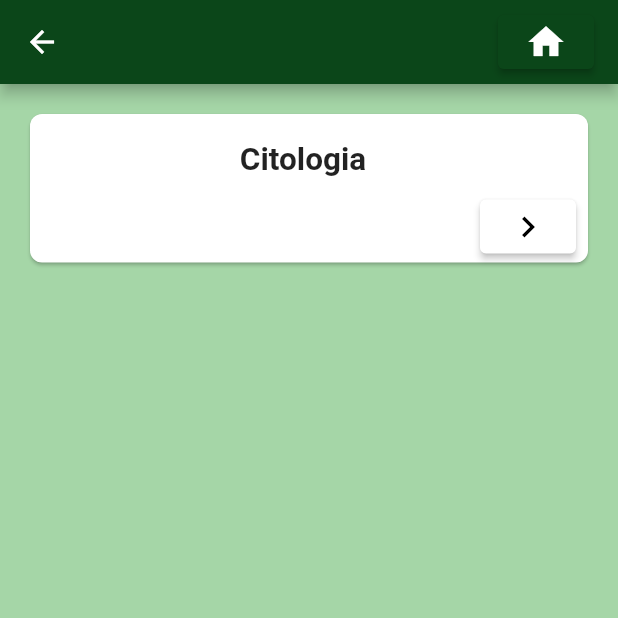
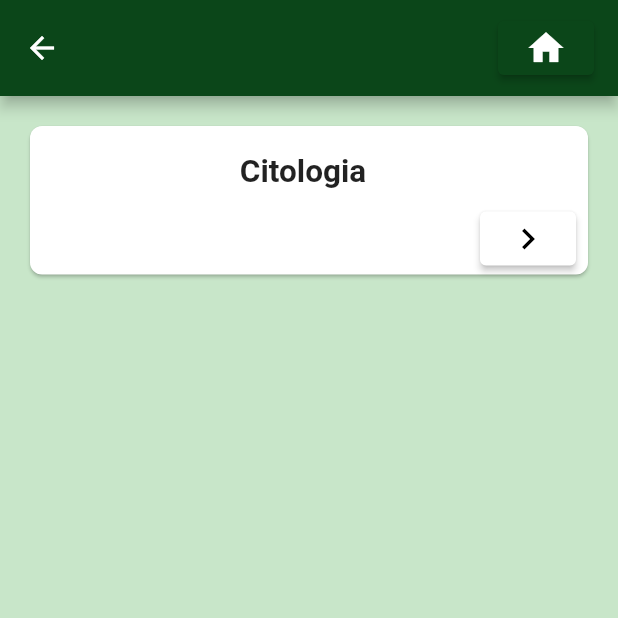
Before and after one commit to Ronaldo913/learnit, a Flutter app: the AssuntosPage screen opened directly, on a phone screen of 412 x 824 dp, the top half of it. Run offline on Flutter 3.47's test engine with Material 2 defaults, Android fonts, the phone set to English and light mode, and no system bars; network calls fail.

Commit message:
Update assuntos_page.dart

```diff
--- a/lib/pages/assuntos_page.dart
+++ b/lib/pages/assuntos_page.dart
@@ -15,10 +15,11 @@ class _AssuntosPageState extends State<AssuntosPage> {
   @override
   Widget build(BuildContext context) {
     return Scaffold(
-      backgroundColor: Colors.green[200],
+      backgroundColor: Colors.green[100],
       appBar: AppBar(
           centerTitle: false,
           backgroundColor: Color(0xFF0B4619),
+          toolbarHeight: 64,
           title: Row(
             mainAxisAlignment: MainAxisAlignment.end,
             children: [
@@ -41,7 +42,7 @@ class _AssuntosPageState extends State<AssuntosPage> {
     );
   }
   void goHome() {
-    Navigator.push(
+    Navigator.pushReplacement(
       context,
       MaterialPageRoute(
         builder: (context) {
```
